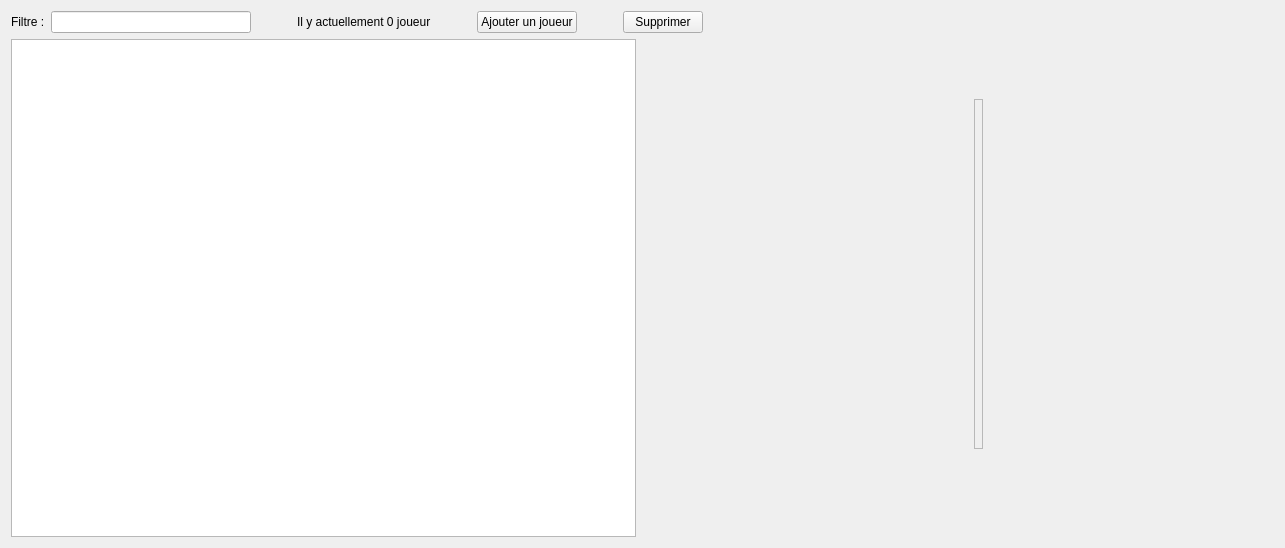
First picture: the form in ui/PlayersListWidget.ui, repository dsarrut/badminapp, before the edit.
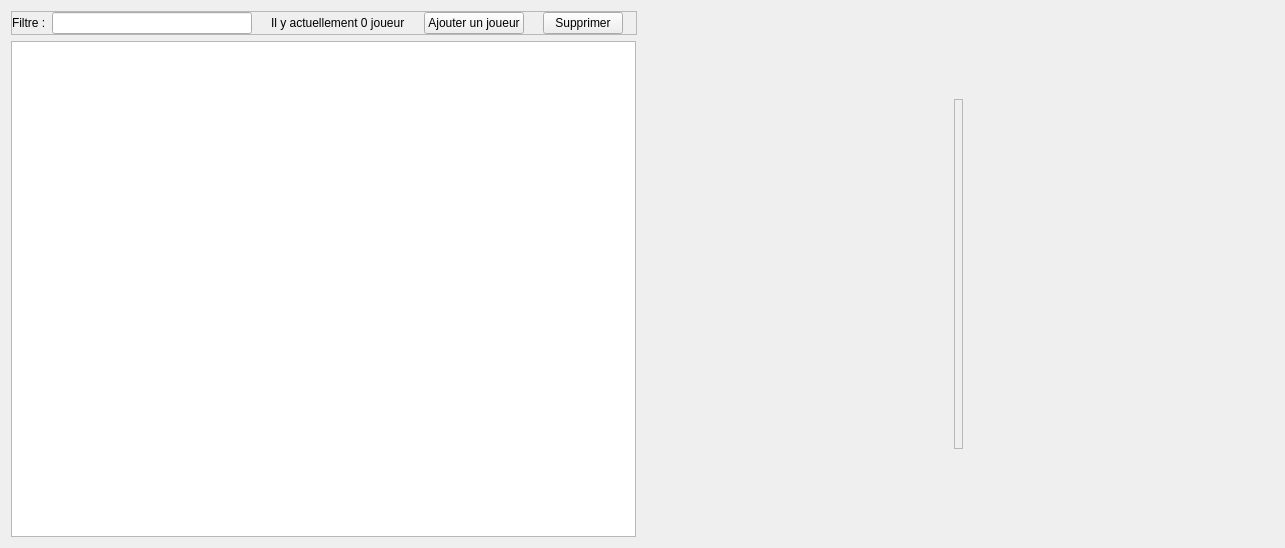
Second picture: the form after the edit. Icons and pictures are not drawn.

What changed in the file:
```diff
--- a/ui/PlayersListWidget.ui
+++ b/ui/PlayersListWidget.ui
@@ -17,7 +17,32 @@
    <item>
     <layout class="QVBoxLayout" name="verticalLayout">
      <item>
+      <widget class="QFrame" name="frame">
+       <property name="maximumSize">
+        <size>
+         <width>680</width>
+         <height>16777215</height>
+        </size>
+       </property>
+       <property name="frameShape">
+        <enum>QFrame::StyledPanel</enum>
+       </property>
+       <property name="frameShadow">
+        <enum>QFrame::Raised</enum>
+       </property>
       <layout class="QHBoxLayout" name="horizontalLayout">
+        <property name="leftMargin">
+         <number>0</number>
+        </property>
+        <property name="topMargin">
+         <number>0</number>
+        </property>
+        <property name="rightMargin">
+         <number>0</number>
+        </property>
+        <property name="bottomMargin">
+         <number>0</number>
+        </property>
        <item>
         <widget class="QLabel" name="label">
          <property name="text">
@@ -48,8 +73,8 @@
          </property>
          <property name="sizeHint" stdset="0">
           <size>
-           <width>40</width>
-           <height>20</height>
+            <width>13</width>
+            <height>21</height>
           </size>
          </property>
         </spacer>
@@ -68,8 +93,8 @@
          </property>
          <property name="sizeHint" stdset="0">
           <size>
-           <width>40</width>
-           <height>20</height>
+            <width>13</width>
+            <height>21</height>
           </size>
          </property>
         </spacer>
@@ -93,8 +118,8 @@
          </property>
          <property name="sizeHint" stdset="0">
           <size>
-           <width>40</width>
-           <height>20</height>
+            <width>13</width>
+            <height>21</height>
           </size>
          </property>
         </spacer>
@@ -118,39 +143,14 @@
          </property>
          <property name="sizeHint" stdset="0">
           <size>
-           <width>40</width>
-           <height>20</height>
-          </size>
-         </property>
-        </spacer>
-       </item>
-       <item>
-        <spacer name="horizontalSpacer_5">
-         <property name="orientation">
-          <enum>Qt::Horizontal</enum>
-         </property>
-         <property name="sizeHint" stdset="0">
-          <size>
-           <width>40</width>
-           <height>20</height>
-          </size>
-         </property>
-        </spacer>
-       </item>
-       <item>
-        <spacer name="horizontalSpacer">
-         <property name="orientation">
-          <enum>Qt::Horizontal</enum>
-         </property>
-         <property name="sizeHint" stdset="0">
-          <size>
-           <width>40</width>
-           <height>20</height>
+            <width>13</width>
+            <height>21</height>
           </size>
          </property>
         </spacer>
        </item>
       </layout>
+      </widget>
      </item>
      <item>
       <widget class="QTableView" name="table_widget">
@@ -208,19 +208,6 @@
      </property>
     </widget>
    </item>
-   <item>
-    <spacer name="horizontalSpacer_9">
-     <property name="orientation">
-      <enum>Qt::Horizontal</enum>
-     </property>
-     <property name="sizeHint" stdset="0">
-      <size>
-       <width>40</width>
-       <height>20</height>
-      </size>
-     </property>
-    </spacer>
-   </item>
    <item>
     <spacer name="horizontalSpacer_8">
      <property name="orientation">
```
Lines whose indentation alone changed are shown as unchanged.
